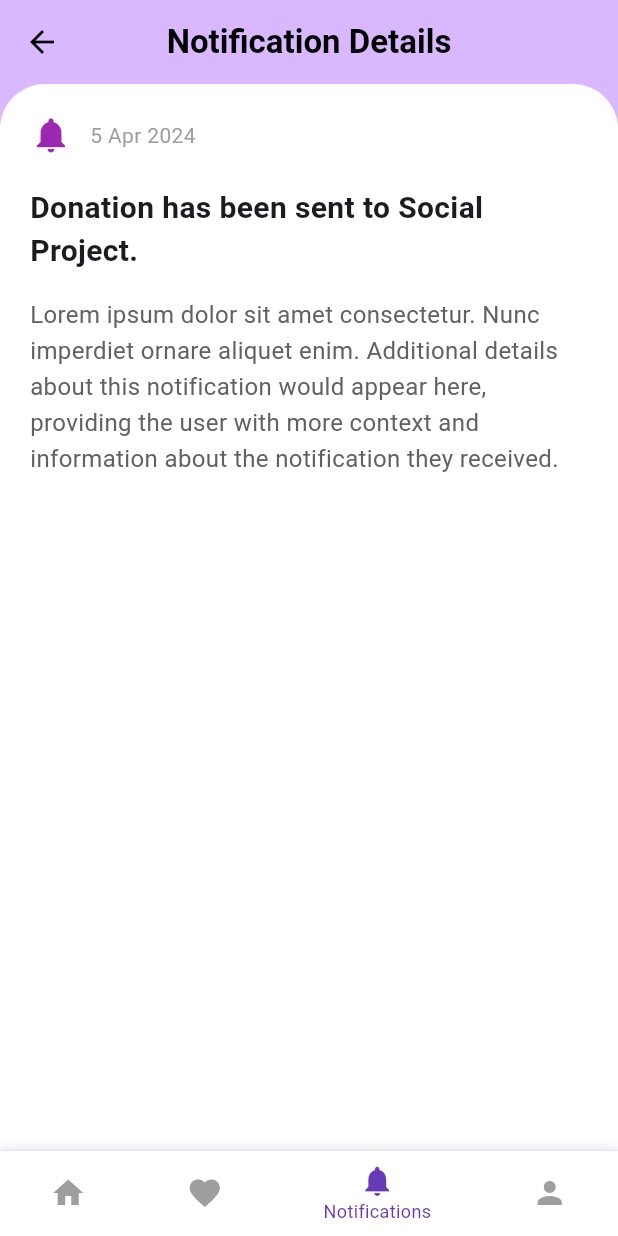
After one commit to zeeshan-511/madpbl, a Flutter app: the NotificationDetailPage screen opened directly, on a phone screen of 412 x 824 dp. The commit adds this screen. Run offline on Flutter 3.47's test engine with Material 3 defaults, Android fonts, the light colour scheme and no system bars.

Commit message:
Notif and notification detail page

```diff
--- a/lib/notification.dart
+++ b/lib/notification.dart
@@ -3,8 +3,12 @@ import 'CustomBottomNav.dart';
 import 'home_screen.dart';
 import 'donation_page.dart';
 import 'account_page.dart';
+import 'notification_detail_page.dart';
 
 class Notificationpage extends StatelessWidget {
+  // REMOVE THIS LINE - This is causing your problem!
+  // BuildContext? get context => null;
+
   @override
   Widget build(BuildContext context) {
     return Scaffold(
@@ -26,7 +30,6 @@ class Notificationpage extends StatelessWidget {
               context,
               MaterialPageRoute(builder: (_) => const AccountPage()),
             );
-
           }
           else if (index == 0) {
             Navigator.pushReplacement(
@@ -42,7 +45,7 @@ class Notificationpage extends StatelessWidget {
           AppBar(
             backgroundColor: Colors.transparent,
             elevation: 0,
-            leading : IconButton(
+            leading: IconButton(
               icon: const Icon(Icons.arrow_back),
               onPressed: () {
                 Navigator.pushReplacement(
@@ -72,11 +75,11 @@ class Notificationpage extends StatelessWidget {
                 child: ListView(
                   padding: EdgeInsets.all(16),
                   children: [
-                    _buildNotificationItem(),
+                    _buildNotificationItem(context),  // Pass context here
                     SizedBox(height: 10),
-                    _buildNotificationItem(),
+                    _buildNotificationItem(context),  // Pass context here
                     SizedBox(height: 10),
-                    _buildNotificationItem(),
+                    _buildNotificationItem(context),  // Pass context here
                   ],
                 ),
               ),
@@ -84,40 +87,55 @@ class Notificationpage extends StatelessWidget {
           ),
         ],
       ),
-      // Bottom navigation bar has been removed
     );
   }
 
-  Widget _buildNotificationItem() {
-    return Container(
-      padding: EdgeInsets.all(16),
+  // Update to accept context as parameter
+  Widget _buildNotificationItem(BuildContext context) {
+    return InkWell(
+      onTap: () {
+        print("Notification tapped");
+
+        // Now using the passed context parameter
+        Navigator.of(context).push(
+          MaterialPageRoute(
+            builder: (context) => NotificationDetailPage(
+              title: "Donation has been sent to Social Project.",
+              description: "Lorem ipsum dolor sit amet consectetur. Nunc imperdiet ornare aliquet enim. Additional details about this notification would appear here, providing the user with more context and information about the notification they received.",
+              date: "5 Apr 2024",
+            ),
+          ),
+        );
+      },
+      child: Container(
+        padding: const EdgeInsets.all(16),
         decoration: BoxDecoration(
-        color: Color(0xFFF9F6FF), // Light purple background for cards
+          color: const Color(0xFFF9F6FF),
           borderRadius: BorderRadius.circular(12),
-        boxShadow: [
+          boxShadow: const [
             BoxShadow(color: Colors.black12, blurRadius: 4, offset: Offset(0, 2)),
           ],
         ),
         child: Row(
           crossAxisAlignment: CrossAxisAlignment.start,
           children: [
-          Icon(Icons.notifications, color: Colors.purple),
-          SizedBox(width: 12),
+            const Icon(Icons.notifications, color: Colors.purple),
+            const SizedBox(width: 12),
             Expanded(
               child: Column(
                 crossAxisAlignment: CrossAxisAlignment.start,
                 children: [
-                Text(
+                  const Text(
                     "Donation has been sent to Social Project.",
                     style: TextStyle(fontWeight: FontWeight.bold),
                   ),
-                SizedBox(height: 4),
+                  const SizedBox(height: 4),
                   Text(
                     "Lorem ipsum dolor sit amet consectetur. Nunc imperdiet ornare aliquet enim.",
                     style: TextStyle(color: Colors.grey[600]),
                   ),
-                SizedBox(height: 8),
-                Text(
+                  const SizedBox(height: 8),
+                  const Text(
                     "5 Apr 2024",
                     style: TextStyle(color: Colors.grey, fontSize: 12),
                   ),
@@ -126,6 +144,7 @@ class Notificationpage extends StatelessWidget {
             ),
           ],
         ),
+      ),
     );
   }
 }
--- /dev/null
+++ b/lib/notification_detail_page.dart
@@ -0,0 +1,117 @@
+import 'package:flutter/material.dart';
+import 'CustomBottomNav.dart';
+import 'home_screen.dart';
+import 'donation_page.dart';
+import 'account_page.dart';
+import 'notification.dart';
+
+class NotificationDetailPage extends StatelessWidget {
+  final String title;
+  final String description;
+  final String date;
+
+  const NotificationDetailPage({
+    Key? key,
+    required this.title,
+    required this.description,
+    required this.date,
+  }) : super(key: key);
+
+  @override
+  Widget build(BuildContext context) {
+    return Scaffold(
+      bottomNavigationBar: CustomBottomNav(
+        currentIndex: 2,
+        onTap: (index) {
+          if (index == 2) {
+            Navigator.pushReplacement(
+              context,
+              MaterialPageRoute(builder: (_) => Notificationpage()),
+            );
+          } else if (index == 1) {
+            Navigator.pushReplacement(
+              context,
+              MaterialPageRoute(builder: (_) => const DonationsScreen()),
+            );
+          } else if (index == 3) {
+            Navigator.pushReplacement(
+              context,
+              MaterialPageRoute(builder: (_) => const AccountPage()),
+            );
+          } else if (index == 0) {
+            Navigator.pushReplacement(
+              context,
+              MaterialPageRoute(builder: (_) => HomeScreen()),
+            );
+          }
+        },
+      ),
+      appBar: AppBar(
+        backgroundColor: Colors.transparent,
+        elevation: 0,
+        leading: IconButton(
+          icon: const Icon(Icons.arrow_back),
+          onPressed: () {
+            Navigator.pop(context);
+          },
+        ),
+        title: const Text(
+          'Notification Details',
+          style: TextStyle(
+            fontWeight: FontWeight.bold,
+            color: Colors.black,
+          ),
+        ),
+        centerTitle: true,
+        iconTheme: const IconThemeData(color: Colors.black),
+      ),
+      backgroundColor: const Color(0xFFD9B8FF),
+      body: ClipRRect(
+        borderRadius: const BorderRadius.only(
+          topLeft: Radius.circular(30),
+          topRight: Radius.circular(30),
+        ),
+        child: Container(
+          color: Colors.white,
+          child: Padding(
+            padding: const EdgeInsets.all(20),
+            child: Column(
+              crossAxisAlignment: CrossAxisAlignment.start,
+              children: [
+                Row(
+                  children: [
+                    const Icon(Icons.notifications, color: Colors.purple, size: 28),
+                    const SizedBox(width: 12),
+                    Text(
+                      date,
+                      style: const TextStyle(color: Colors.grey),
+                    ),
+                  ],
+                ),
+                const SizedBox(height: 20),
+                Text(
+                  title,
+                  style: const TextStyle(
+                    fontWeight: FontWeight.bold,
+                    fontSize: 20,
+                  ),
+                ),
+                const SizedBox(height: 16),
+                Text(
+                  description,
+                  style: TextStyle(
+                    color: Colors.grey[700],
+                    fontSize: 16,
+                    height: 1.5,
+                  ),
+                ),
+                const SizedBox(height: 20),
+                // You can add more detail widgets here
+              ],
+            ),
+          ),
+        ),
+      ),
+    );
+  }
+}
```
Lines whose indentation alone changed are shown as unchanged.
